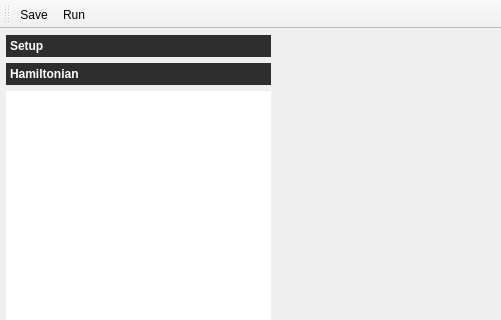
mretegan/crispy, file crispy/gui/canvas.ui: the form before one commit; both pictures show x 0 to 501 and y 0 to 320 of the 1100 by 620 pixel window.
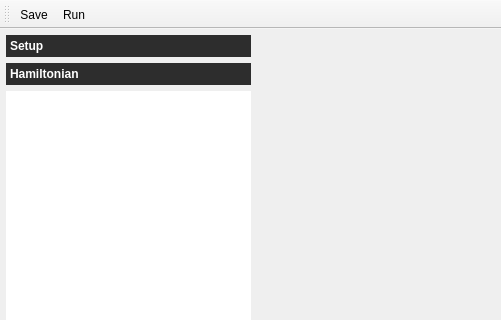
The form after the commit. The open tabs and pages were chosen to show the change. Icons and pictures are not drawn. Custom widgets are drawn as their Qt base class.

Commit message: Resize lateral widgets

What changed in the file:
```diff
--- a/crispy/gui/canvas.ui
+++ b/crispy/gui/canvas.ui
@@ -75,10 +75,16 @@
       </property>
       <property name="minimumSize">
        <size>
-        <width>265</width>
+        <width>245</width>
         <height>0</height>
        </size>
       </property>
+      <property name="maximumSize">
+       <size>
+        <width>245</width>
+        <height>16777215</height>
+       </size>
+      </property>
       <property name="currentIndex">
        <number>0</number>
       </property>
@@ -424,10 +430,28 @@
         <rect>
          <x>0</x>
          <y>0</y>
-         <width>265</width>
+         <width>245</width>
          <height>461</height>
         </rect>
        </property>
+       <property name="sizePolicy">
+        <sizepolicy hsizetype="Fixed" vsizetype="Preferred">
+         <horstretch>0</horstretch>
+         <verstretch>0</verstretch>
+        </sizepolicy>
+       </property>
+       <property name="minimumSize">
+        <size>
+         <width>245</width>
+         <height>0</height>
+        </size>
+       </property>
+       <property name="maximumSize">
+        <size>
+         <width>245</width>
+         <height>16777215</height>
+        </size>
+       </property>
        <attribute name="label">
         <string>Hamiltonian</string>
        </attribute>
```
Left out of the diff: 4 changed lines with no effect on the pictures.
